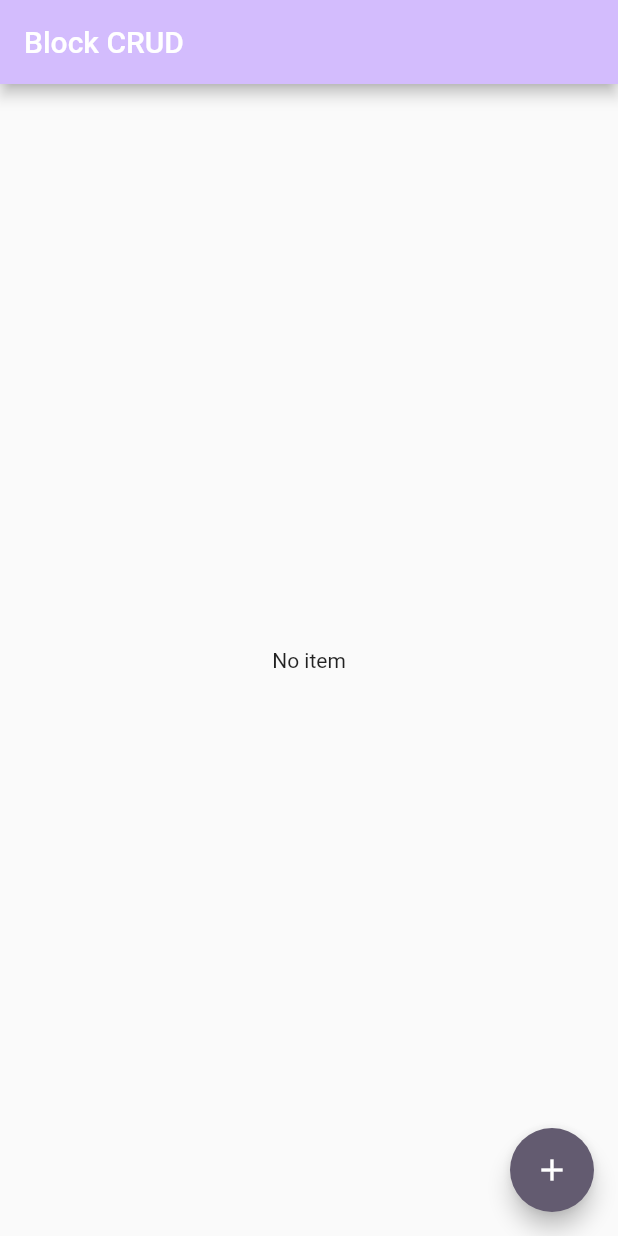
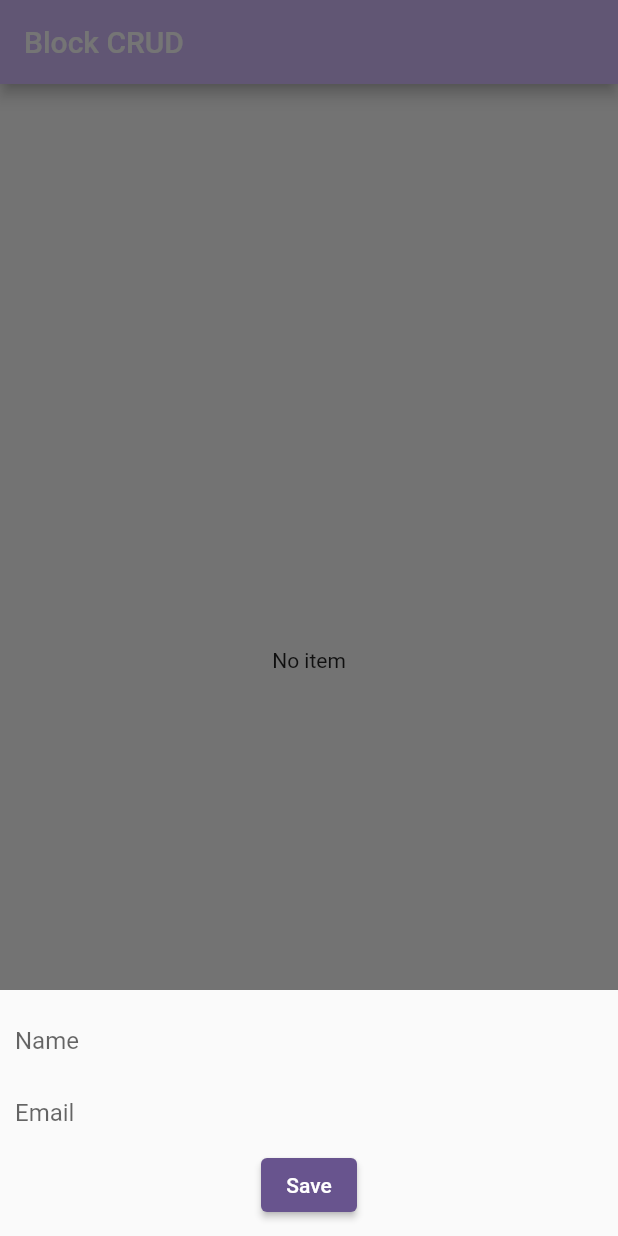
Before and after one commit to nokibul82/bloc_crud, a Flutter app: the screen it shows after launch, after a tap on the "add" icon, on a phone screen of 412 x 824 dp. Run offline on Flutter 3.47's test engine with Material 3 defaults, Android fonts, the light colour scheme and no system bars; our stand-ins replace bloc, flutter_bloc.

Commit message:
CRUD done

```diff
--- a/lib/main.dart
+++ b/lib/main.dart
@@ -1,3 +1,4 @@
+import 'package:bloc_crud/models/user_model.dart';
 import 'package:flutter/material.dart';
 import 'package:flutter_bloc/flutter_bloc.dart';
 import 'blocs/user/user_bloc.dart';
@@ -24,16 +25,17 @@ class MyApp extends StatelessWidget {
           colorScheme: ColorScheme.fromSeed(seedColor: Colors.deepPurple),
           useMaterial3: false,
         ),
-        home: const MyHomePage(),
+        home: MyHomePage(),
       ),
     );
   }
 }
 
 class MyHomePage extends StatelessWidget {
-  const MyHomePage({super.key});
+  MyHomePage({super.key});
 
-  void _incrementCounter() {}
+  final TextEditingController name = TextEditingController();
+  final TextEditingController email = TextEditingController();
 
   @override
   Widget build(BuildContext context) {
@@ -45,31 +47,38 @@ class MyHomePage extends StatelessWidget {
       body: BlocBuilder<UserBloc, UserState>(
         builder: (context, state) {
           if (state is UserUpdated && state.users.isNotEmpty) {
-            final user = state.users;
+            final users = state.users;
             return ListView.builder(
-              itemCount: state.users.length,
+              itemCount: users.length,
               itemBuilder: (context, index) {
-                final user = state.users[index];
+                final user = users[index];
                 return ListTile(
                   title: Text(user.name),
                   subtitle: Text(user.email),
                   trailing: Row(
                     mainAxisSize: MainAxisSize.min,
                     children: [
-                      IconButton(onPressed: () {
-
-                      }, icon: Icon(Icons.edit)),
                       IconButton(
                           onPressed: () {
-                            context.read<UserBloc>().add(UpdateUser(user: user));
+                            name.text = user.name;
+                            email.text = user.email;
+                            showBottom(
+                                context: context, id: user.id, isEdit: true);
                           },
-                          icon: Icon(Icons.delete))
+                          icon: const Icon(Icons.edit)),
+                      IconButton(
+                          onPressed: () {
+                            context
+                                .read<UserBloc>()
+                                .add(DeleteUser(user: user));
+                          },
+                          icon: const Icon(Icons.delete))
                     ],
                   ),
                 );
               },
             );
-          }else{
+          } else {
             return const Center(
               child: Text("No item"),
             );
@@ -77,10 +86,57 @@ class MyHomePage extends StatelessWidget {
         },
       ),
       floatingActionButton: FloatingActionButton(
-        onPressed: _incrementCounter,
-        tooltip: 'Increment',
+        onPressed: () {
+          final state = BlocProvider.of<UserBloc>(context).state;
+          final id = state.users.length + 1;
+          showBottom(context: context, id: id);
+        },
+        tooltip: 'Add User',
         child: const Icon(Icons.add),
       ), // This trailing comma makes auto-formatting nicer for build methods.
     );
   }
+
+  Future showBottom(
+      {required BuildContext context, bool isEdit = false, required int id}) {
+    return showModalBottomSheet(
+      context: context,
+      isScrollControlled: true,
+      builder: (context) {
+        return Padding(
+          padding:
+              const EdgeInsets.all( 10),
+          child: Column(
+            mainAxisSize: MainAxisSize.min,
+            children: [
+              TextField(
+                  controller: name,
+                  decoration: const InputDecoration(
+                      border: InputBorder.none, hintText: 'Name')),
+              TextField(
+                controller: email,
+                decoration: const InputDecoration(
+                    border: InputBorder.none, hintText: 'Email'),
+              ),
+              ElevatedButton(
+                  onPressed: () {
+                    final user =
+                        User(id: id, email: email.text, name: name.text);
+
+                    if (isEdit) {
+                      context.read<UserBloc>().add(UpdateUser(user: user));
+                    } else {
+                      context.read<UserBloc>().add(AddUser(user: user));
+                    }
+                    name.clear();
+                    email.clear();
+                    Navigator.pop(context);
+                  },
+                  child: const Text("Save"))
+            ],
+          ),
+        );
+      },
+    );
+  }
 }
```
